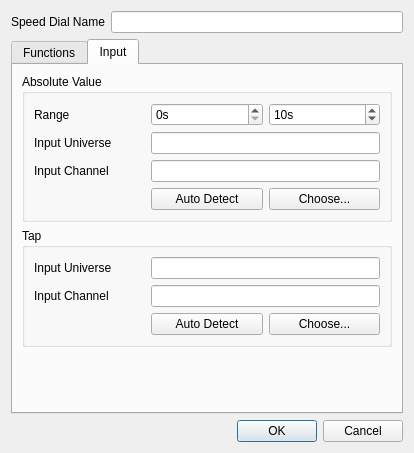
Above: ui/src/vcspeeddialproperties.ui from mcallegari/qlcplus before the change. Below: the same form after it.
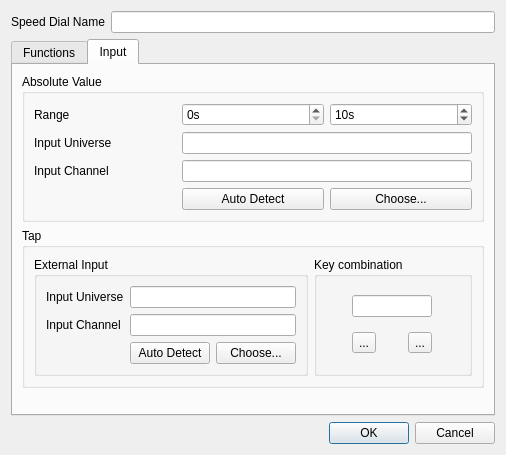
That is the form after the change. The open tabs and pages were chosen to show the change. Icons and pictures are not drawn.

Commit message: Added Tap keyboard mapping to Speed Dial widget

What changed in the file:
```diff
--- a/ui/src/vcspeeddialproperties.ui
+++ b/ui/src/vcspeeddialproperties.ui
@@ -6,8 +6,8 @@
    <rect>
     <x>0</x>
     <y>0</y>
-    <width>414</width>
-    <height>453</height>
+    <width>506</width>
+    <height>455</height>
    </rect>
   </property>
   <property name="windowTitle">
@@ -271,6 +271,12 @@
          </property>
          <layout class="QGridLayout" name="gridLayout_5">
           <item row="0" column="0">
+           <widget class="QGroupBox" name="groupBox">
+            <property name="title">
+             <string>External Input</string>
+            </property>
+            <layout class="QGridLayout" name="gridLayout_3">
+             <item row="0" column="0">
            <widget class="QLabel" name="m_tapInputUniverseLabel">
             <property name="text">
              <string>Input Universe</string>
@@ -310,6 +316,68 @@
          </layout>
         </widget>
        </item>
+          <item row="0" column="1">
+           <widget class="QGroupBox" name="groupBox_4">
+            <property name="title">
+             <string>Key combination</string>
+            </property>
+            <layout class="QGridLayout" name="gridLayout_6">
+             <item row="0" column="0" colspan="2">
+              <widget class="QLineEdit" name="m_keyEdit">
+               <property name="toolTip">
+                <string>Keyboard combination to control the dial tap</string>
+               </property>
+               <property name="readOnly">
+                <bool>true</bool>
+               </property>
+              </widget>
+             </item>
+             <item row="1" column="0">
+              <widget class="QToolButton" name="m_attachKey">
+               <property name="toolTip">
+                <string>Set a key combination for this dial</string>
+               </property>
+               <property name="text">
+                <string notr="true">...</string>
+               </property>
+               <property name="icon">
+                <iconset resource="qlcui.qrc">
+                 <normaloff>:/key_bindings.png</normaloff>:/key_bindings.png</iconset>
+               </property>
+               <property name="iconSize">
+                <size>
+                 <width>32</width>
+                 <height>32</height>
+                </size>
+               </property>
+              </widget>
+             </item>
+             <item row="1" column="1">
+              <widget class="QToolButton" name="m_detachKey">
+               <property name="toolTip">
+                <string>Remove the dial's keyboard shortcut key</string>
+               </property>
+               <property name="text">
+                <string notr="true">...</string>
+               </property>
+               <property name="icon">
+                <iconset resource="qlcui.qrc">
+                 <normaloff>:/fileclose.png</normaloff>:/fileclose.png</iconset>
+               </property>
+               <property name="iconSize">
+                <size>
+                 <width>32</width>
+                 <height>32</height>
+                </size>
+               </property>
+              </widget>
+             </item>
+            </layout>
+           </widget>
+          </item>
+         </layout>
+        </widget>
+       </item>
        <item>
         <spacer name="verticalSpacer_2">
          <property name="orientation">
```
Left out of the diff: 1 changed line with no effect on the pictures. Lines whose indentation alone changed are shown as unchanged. The commit also changes 6 other files.
